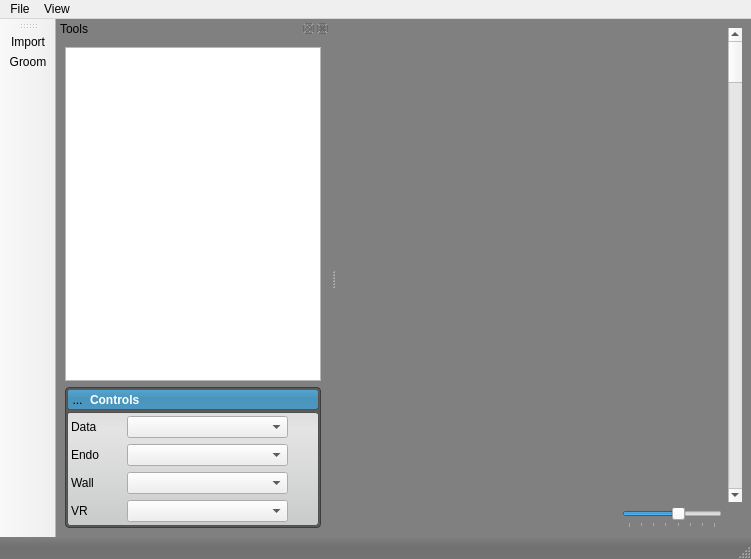
Above: src/Interface/ShapeWorksStudioApp.ui from SCIInstitute/ShapeWorks before the change. Below: the same form after it.
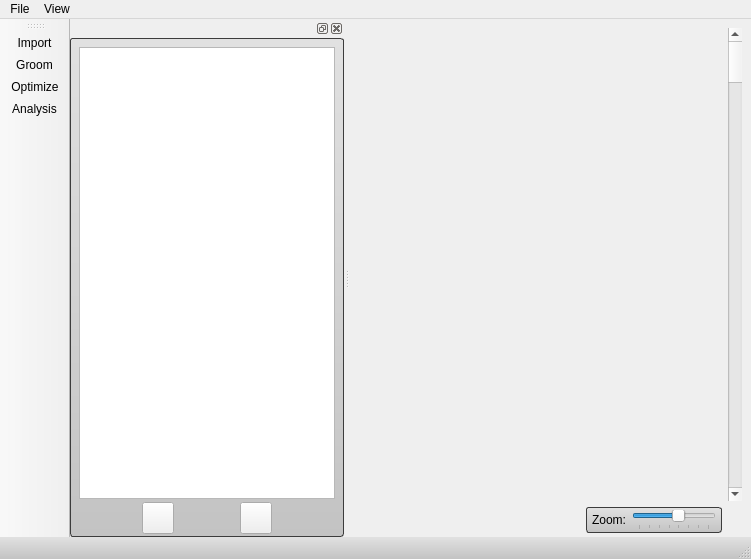
That is the form after the change. Icons and pictures are not drawn. Custom widgets are drawn as their Qt base class.

The edit to the form file:
```diff
--- a/src/Interface/ShapeWorksStudioApp.ui
+++ b/src/Interface/ShapeWorksStudioApp.ui
@@ -18,519 +18,35 @@
     <normaloff>:/ShapeWorksStudio/Images/cifer.png</normaloff>:/ShapeWorksStudio/Images/cifer.png</iconset>
   </property>
   <property name="styleSheet">
-   <string notr="true">
-/*
- QToolBar {
-	background-color: qlineargradient(spread:pad, x1:0.5, y1:0, x2:0.5, y2:0.960227, stop:0 rgba(0, 0, 0, 0), stop:0.45 rgba(0, 0, 0, 30), stop:1 rgba(0, 0, 0, 25));
-}
-*/
+   <string notr="true">QWidget#dockWidgetContents
+{
 
-QToolBar {
-	background-color: white
-	border: grey
+background-color: qlineargradient(spread:pad, x1:0, y1:0, x2:0, y2:1, stop:0 rgba(225, 225, 225, 255), stop:1 rgba(195, 195, 195, 255));
+border: 1px solid rgb(60, 60, 60);
+border-radius: 3px;
 }
 
-QStatusBar {
-	background-color: qlineargradient(spread:pad, x1:0.5, y1:0, x2:0.5, y2:0.960227, stop:0 rgba(0, 0, 0, 0), stop:0.45 rgba(0, 0, 0, 30), stop:1 rgba(0, 0, 0, 25));
-}
+QWidget#statusbar
+{
 
-QMainWindow {
-	background-color: grey
-}
+background-color: qlineargradient(spread:pad, x1:0, y1:0, x2:0, y2:1, stop:0 rgba(225, 225, 225, 255), stop:1 rgba(195, 195, 195, 255));
 
-
-/*
-QMainWindow {background: qradialgradient(spread:pad, cx:0.9, cy:0.12, radius:0.5, fx:0.93, fy:0.07, stop:0 rgba(0, 92, 169, 255), stop:0.3 rgba(0, 92, 169, 255), stop:0.5 rgba(0, 92, 169, 80), stop:0.6 rgba(0, 92, 169, 30), stop:1 rgba(0, 92, 169, 0))}
-*/
-/*
- QMainWindow {
-	background-color: rgba( 70, 0, 0, 0 );
-
 }
-*/
 
-/*
-QWidget {
-	background-color: qlineargradient(spread:pad, x1:0.5, y1:0, x2:0.5, y2:0.960227, stop:0 rgba(0, 0, 0, 0), stop:0.45 rgba(0, 0, 0, 30), stop:1 rgba(0, 0, 0, 25));
-}
-*/
+QWidget#zoomWidget
+{
 
-/*	background-color: red;
-*/
-
-
-/********************** DATA ***********************/
-
-QLabel#dataLabel{
-	color: white;
-	font: bold;
+background-color: qlineargradient(spread:pad, x1:0, y1:0, x2:0, y2:1, stop:0 rgba(225, 225, 225, 255), stop:1 rgba(195, 195, 195, 255));
+border: 1px solid rgb(60, 60, 60);
+border-radius: 3px;
 }
-QWidget#dataWidget{
-	background-color: rgba( 0, 0, 0, 0 );
-}
-
-QToolButton#dataOpenButton{
-	background-color: rgba(0, 0, 0, 0);
-	border-radius: 4px;
-}
-
-QToolButton#dataOpenButton:hover{
-	background-color: rgba( 0, 0, 0, 30 ); border-radius: 3px;
-}
-
-QWidget#dataHeader{
-	background-color: qlineargradient(spread:pad, x1:0.5, y1:0, x2:0.5, y2:0.960227, stop:0 rgba(0, 0, 0, 0), stop:0.45 rgba(0, 0, 0, 30), stop:1 rgba(0, 0, 0, 25));
-    border-radius: 3px;
-}
-
-QWidget#dataHeaderBackground{
-	background-color: rgb( 84, 168, 212 );
-    border-radius: 3px;
-	border: 1px solid rgb(90, 90, 90);
-}
-
-QWidget#dataWidget{
-	background-color: rgb( 90, 90, 90 );
-	border-radius:4px;
-	border: 1px solid rgb(60, 60, 60);
-	color: rgb(90, 90, 90);
-}
-
-QWidget#dataContent{
-	border-radius: 3px;
-	border: 1px solid rgb(80, 80,80);
-	background-color: qlineargradient(spread:pad, x1:0.5, y1:0, x2:0.5, y2:0.960227, stop:0 rgba(221, 221, 221, 255), stop:0.155779 rgba(228, 228, 228, 255), stop:1 rgba(202, 204, 204, 255));      
-}
-/********************** DATA ***********************/
-
-
-
-
-QTabWidget{
-    background-color: rgba( 0, 0, 1, 0 );
-	border: 1px solid rgba( 0, 0, 0, 0 );
-	margin: 0, 0, 0, 0;
-	padding: 0, 0, 0, 0;
-}
-
-
-QTabBar::tab {
-	background-color: qlineargradient(spread:pad, x1:0.5, y1:0, x2:0.5, y2:0.960227, stop:0 rgba(0, 0, 0, 0), stop:0.45 rgba(0, 0, 0, 30), stop:1 rgba(0, 0, 0, 25));
-
-/*  background: lightgray;
-*/
-
-  color: white;
- }
-
-
-QWidget#controlsDockContents {
-/*	background-color: rgb(0,0,1);
-*/
-
-/*
-background-color: qlineargradient(spread:pad, x1:0.5, y1:0, x2:0.5, y2:0.960227, stop:0 rgba(1, 0, 0, 0), stop:0.45 rgba(0, 0, 1, 30), stop:1 rgba(0, 1, 0, 25));
-*/
-
-/*	background-color: qlineargradient(spread:pad, x1:0.5, y1:0, x2:0.5, y2:0.960227, stop:0 rgba(69, 168, 212, 255), stop:0.45 rgba(0, 0, 0, 30), stop:1 rgba(60, 60, 60, 255));
-*/   
- border-radius: 3px;
-
-background: rgb(90,90,90);
-
-/*
-	background: grey
-*/
-
-/*	color: red;	
-*/
-}
-
-
-
-QWidget#widget {
- background-color: rgba(0,0,255,255);
-
-
-/*
-background-color: qlineargradient(spread:pad, x1:0.5, y1:0, x2:0.5, y2:0.960227, stop:0 rgba(1, 0, 0, 0), stop:0.45 rgba(0, 0, 1, 30), stop:1 rgba(0, 1, 0, 25));
-*/
-
-/*
-	background: grey
-*/
-
-/*	color: red;	
-*/
-}
-
-
- QTabBar::tab:selected {
-  background-color: rgb( 84, 168, 212 );
- }
-
-QToolButton{
-	border: 1px solid rgba( 0, 0, 0, 0 );
-	margin: 0, 0, 0, 0;
-	padding: 0, 0, 0, 0;
-}
-
-QToolButton:hover{
-	background-color: rgba( 140, 140, 140, 50 );
-}
-
-QToolButton:pressed{
-	border: 1px solid rgba( 100, 100, 100, 120 );
-	background-color: rgba( 100, 100, 100, 200 );
-}
-
-
-QLabel#basic_options_label_{
-	color: white;
-	font: bold;
-}
-QWidget#basic_options_widget_{
-	background-color: rgba( 0, 0, 0, 0 );
-}
-
-QToolButton#basic_options_open_button_{
-	background-color: rgba(0, 0, 0, 0);
-	border-radius: 4px;
-}
-
-QToolButton#basic_options_open_button_:hover{
-	background-color: rgba( 0, 0, 0, 30 ); border-radius: 3px;
-}
-
-QWidget#basic_options_header_{
-	background-color: qlineargradient(spread:pad, x1:0.5, y1:0, x2:0.5, y2:0.960227, stop:0 rgba(0, 0, 0, 0), stop:0.45 rgba(0, 0, 0, 30), stop:1 rgba(0, 0, 0, 25));
-    border-radius: 3px;
-}
-
-QWidget#basic_options_header_bkg_{
-	background-color: rgb( 84, 168, 212 );
-    border-radius: 3px;
-	border: 1px solid rgb(90, 90, 90);
-}
-
-QWidget#basic_options_widget_{
-	background-color: rgb( 90, 90, 90 );
-	border-radius:4px;
-	border: 1px solid rgb(60, 60, 60);
-	color: rgb(90, 90, 90);
-}
-
-QWidget#basic_options_content_{
-	border-radius: 3px;
-	border: 1px solid rgb(80, 80,80);
-	background-color: qlineargradient(spread:pad, x1:0.5, y1:0, x2:0.5, y2:0.960227, stop:0 rgba(221, 221, 221, 255), stop:0.155779 rgba(228, 228, 228, 255), stop:1 rgba(202, 204, 204, 255));      
-}
-
-QLabel#layers_label_{
-	color: white;
-	font: bold;
-}
-
-QWidget#layers_widget_{
-	background-color: rgba( 0, 0, 0, 0 );
-}
-
-QToolButton#layers_open_button_{
-	background-color: rgba(0, 0, 0, 0);
-	border-radius: 4px;
-}
-
-QToolButton#layers_open_button_:hover{
-	background-color: rgba( 0, 0, 0, 30 ); border-radius: 3px;
-}
-
-QWidget#layers_header_{
-	background-color: qlineargradient(spread:pad, x1:0.5, y1:0, x2:0.5, y2:0.960227, stop:0 rgba(0, 0, 0, 0), stop:0.45 rgba(0, 0, 0, 30), stop:1 rgba(0, 0, 0, 25));
-    border-radius: 3px;
-}
-
-QWidget#layers_header_bkg_{
-	background-color: rgb( 84, 168, 212 );
-    border-radius: 3px;
-	border: 1px solid rgb(90, 90, 90);
-}
-
-QWidget#layers_widget_{
-	background-color: rgb( 90, 90, 90 );
-	border-radius:4px;
-	border: 1px solid rgb(60, 60, 60);
-	color: rgb(90, 90, 90);
-}
-
-QWidget#layers_content_{
-	border-radius: 3px;
-	border: 1px solid rgb(80, 80,80);
-	background-color: qlineargradient(spread:pad, x1:0.5, y1:0, x2:0.5, y2:0.960227, stop:0 rgba(221, 221, 221, 255), stop:0.155779 rgba(228, 228, 228, 255), stop:1 rgba(202, 204, 204, 255));      
-}
-
-QLabel#advanced_label_{
-	color: white;
-	font: bold;
-}
-QWidget#advanced_widget_{
-	background-color: rgba( 0, 0, 0, 0 );
-}
-
-QToolButton#advanced_open_button_{
-	background-color: rgba(0, 0, 0, 0);
-	border-radius: 4px;
-}
-
-QToolButton#advanced_open_button_:hover{
-	background-color: rgba( 0, 0, 0, 30 ); border-radius: 3px;
-}
-
-QWidget#advanced_header_{
-	background-color: qlineargradient(spread:pad, x1:0.5, y1:0, x2:0.5, y2:0.960227, stop:0 rgba(0, 0, 0, 0), stop:0.45 rgba(0, 0, 0, 30), stop:1 rgba(0, 0, 0, 25));
-    border-radius: 3px;
-}
-
-QWidget#advanced_header_bkg_{
-	background-color: rgb( 84, 168, 212 );
-    border-radius: 3px;
-	border: 1px solid rgb(90, 90, 90);
-}
-
-QWidget#advanced_widget_{
-	background-color: rgb( 90, 90, 90 );
-	border-radius:4px;
-	border: 1px solid rgb(60, 60, 60);
-	color: rgb(90, 90, 90);
-}
-
-QWidget#advanced_content_{
-	border-radius: 3px;
-	border: 1px solid rgb(80, 80,80);
-	background-color: qlineargradient(spread:pad, x1:0.5, y1:0, x2:0.5, y2:0.960227, stop:0 rgba(221, 221, 221, 255), stop:0.155779 rgba(228, 228, 228, 255), stop:1 rgba(202, 204, 204, 255));      
-}
-
-QLabel#info_label_{
-	color: white;
-	font: bold;
-}
-QWidget#info_widget_{
-	background-color: rgba( 0, 0, 0, 0 );
-}
-
-QToolButton#info_open_button_{
-	background-color: rgba(0, 0, 0, 0);
-	border-radius: 4px;
-}
-
-QToolButton#info_open_button_:hover{
-	background-color: rgba( 0, 0, 0, 30 ); border-radius: 3px;
-}
-
-QWidget#info_header_{
-	background-color: qlineargradient(spread:pad, x1:0.5, y1:0, x2:0.5, y2:0.960227, stop:0 rgba(0, 0, 0, 0), stop:0.45 rgba(0, 0, 0, 30), stop:1 rgba(0, 0, 0, 25));
-    border-radius: 3px;
-}
-
-QWidget#info_header_bkg_{
-	background-color: rgb( 84, 168, 212 );
-    border-radius: 3px;
-	border: 1px solid rgb(90, 90, 90);
-}
-
-QWidget#info_widget_{
-	background-color: rgb( 90, 90, 90 );
-	border-radius:4px;
-	border: 1px solid rgb(60, 60, 60);
-	color: rgb(90, 90, 90);
-}
-
-QWidget#info_content_{
-	border-radius: 3px;
-	border: 1px solid rgb(80, 80,80);
-	background-color: qlineargradient(spread:pad, x1:0.5, y1:0, x2:0.5, y2:0.960227, stop:0 rgba(221, 221, 221, 255), stop:0.155779 rgba(228, 228, 228, 255), stop:1 rgba(202, 204, 204, 255));      
-}
-
-/********************** ANALYSIS ***********************/
-
-QLabel#analysis_label_{
-	color: white;
-	font: bold;
-}
-QWidget#analysis_widget_{
-	background-color: rgba( 0, 0, 0, 0 );
-}
-
-QToolButton#analysis_open_button_{
-	background-color: rgba(0, 0, 0, 0);
-	border-radius: 4px;
-}
-
-QToolButton#analysis_open_button_:hover{
-	background-color: rgba( 0, 0, 0, 30 ); border-radius: 3px;
-}
-
-QWidget#analysis_header_{
-	background-color: qlineargradient(spread:pad, x1:0.5, y1:0, x2:0.5, y2:0.960227, stop:0 rgba(0, 0, 0, 0), stop:0.45 rgba(0, 0, 0, 30), stop:1 rgba(0, 0, 0, 25));
-    border-radius: 3px;
-}
-
-QWidget#analysis_header_bkg_{
-	background-color: rgb( 84, 168, 212 );
-    border-radius: 3px;
-	border: 1px solid rgb(90, 90, 90);
-}
-
-QWidget#analysis_widget_{
-	background-color: rgb( 90, 90, 90 );
-	border-radius:4px;
-	border: 1px solid rgb(60, 60, 60);
-	color: rgb(90, 90, 90);
-}
-
-QWidget#analysis_content_{
-	border-radius: 3px;
-	border: 1px solid rgb(80, 80,80);
-	background-color: qlineargradient(spread:pad, x1:0.5, y1:0, x2:0.5, y2:0.960227, stop:0 rgba(221, 221, 221, 255), stop:0.155779 rgba(228, 228, 228, 255), stop:1 rgba(202, 204, 204, 255));      
-}
-/********************** ANALYSIS ***********************/
-
-/********************** ISOSURFACE ***********************/
-
-QLabel#isosurface_label_{
-	color: white;
-	font: bold;
-}
-QWidget#isosurface_widget_{
-	background-color: rgba( 0, 0, 0, 0 );
-}
-
-QToolButton#isosurface_open_button_{
-	background-color: rgba(0, 0, 0, 0);
-	border-radius: 4px;
-}
-
-QToolButton#isosurface_open_button_:hover{
-	background-color: rgba( 0, 0, 0, 30 ); border-radius: 3px;
-}
-
-QWidget#isosurface_header_{
-	background-color: qlineargradient(spread:pad, x1:0.5, y1:0, x2:0.5, y2:0.960227, stop:0 rgba(0, 0, 0, 0), stop:0.45 rgba(0, 0, 0, 30), stop:1 rgba(0, 0, 0, 25));
-    border-radius: 3px;
-}
-
-QWidget#isosurface_header_bkg_{
-	background-color: rgb( 84, 168, 212 );
-    border-radius: 3px;
-	border: 1px solid rgb(90, 90, 90);
-}
-
-QWidget#isosurface_widget_{
-	background-color: rgb( 90, 90, 90 );
-	border-radius:4px;
-	border: 1px solid rgb(60, 60, 60);
-	color: rgb(90, 90, 90);
-}
-
-QWidget#isosurface_content_{
-	border-radius: 3px;
-	border: 1px solid rgb(80, 80,80);
-	background-color: qlineargradient(spread:pad, x1:0.5, y1:0, x2:0.5, y2:0.960227, stop:0 rgba(221, 221, 221, 255), stop:0.155779 rgba(228, 228, 228, 255), stop:1 rgba(202, 204, 204, 255));      
-}
-/********************** ISOSURFACE ***********************/
-
-/********************** VOLUME_RENDERING ***********************/
-
-QLabel#volume_rendering_label_{
-	color: white;
-	font: bold;
-}
-QWidget#volume_rendering_widget_{
-	background-color: rgba( 0, 0, 0, 0 );
-}
-
-QToolButton#volume_rendering_open_button_{
-	background-color: rgba(0, 0, 0, 0);
-	border-radius: 4px;
-}
-
-QToolButton#volume_rendering_open_button_:hover{
-	background-color: rgba( 0, 0, 0, 30 ); border-radius: 3px;
-}
-
-QWidget#volume_rendering_header_{
-	background-color: qlineargradient(spread:pad, x1:0.5, y1:0, x2:0.5, y2:0.960227, stop:0 rgba(0, 0, 0, 0), stop:0.45 rgba(0, 0, 0, 30), stop:1 rgba(0, 0, 0, 25));
-    border-radius: 3px;
-}
-
-QWidget#volume_rendering_header_bkg_{
-	background-color: rgb( 84, 168, 212 );
-    border-radius: 3px;
-	border: 1px solid rgb(90, 90, 90);
-}
-
-QWidget#volume_rendering_widget_{
-	background-color: rgb( 90, 90, 90 );
-	border-radius:4px;
-	border: 1px solid rgb(60, 60, 60);
-	color: rgb(90, 90, 90);
-}
-
-QWidget#volume_rendering_content_{
-	border-radius: 3px;
-	border: 1px solid rgb(80, 80,80);
-	background-color: qlineargradient(spread:pad, x1:0.5, y1:0, x2:0.5, y2:0.960227, stop:0 rgba(221, 221, 221, 255), stop:0.155779 rgba(228, 228, 228, 255), stop:1 rgba(202, 204, 204, 255));      
-}
-/********************** VOLUME_RENDERING ***********************/
-
-/********************** SLICE ***********************/
-
-QLabel#slice_label_{
-	color: white;
-	font: bold;
-}
-QWidget#slice_widget_{
-	background-color: rgba( 0, 0, 0, 0 );
-}
-
-QToolButton#slice_open_button_{
-	background-color: rgba(0, 0, 0, 0);
-	border-radius: 4px;
-}
-
-QToolButton#slice_open_button_:hover{
-	background-color: rgba( 0, 0, 0, 30 ); border-radius: 3px;
-}
-
-QWidget#slice_header_{
-	background-color: qlineargradient(spread:pad, x1:0.5, y1:0, x2:0.5, y2:0.960227, stop:0 rgba(0, 0, 0, 0), stop:0.45 rgba(0, 0, 0, 30), stop:1 rgba(0, 0, 0, 25));
-    border-radius: 3px;
-}
-
-QWidget#slice_header_bkg_{
-	background-color: rgb( 84, 168, 212 );
-    border-radius: 3px;
-	border: 1px solid rgb(90, 90, 90);
-}
-
-QWidget#slice_widget_{
-	background-color: rgb( 90, 90, 90 );
-	border-radius:4px;
-	border: 1px solid rgb(60, 60, 60);
-	color: rgb(90, 90, 90);
-}
-
-QWidget#slice_content_{
-	border-radius: 3px;
-	border: 1px solid rgb(80, 80,80);
-	background-color: qlineargradient(spread:pad, x1:0.5, y1:0, x2:0.5, y2:0.960227, stop:0 rgba(221, 221, 221, 255), stop:0.155779 rgba(228, 228, 228, 255), stop:1 rgba(202, 204, 204, 255));      
-}
-/********************** SLICE ***********************/
-
-
 </string>
   </property>
   <widget class="QWidget" name="centralwidget">
    <layout class="QGridLayout" name="gridLayout">
+    <property name="bottomMargin">
+     <number>4</number>
+    </property>
     <item row="0" column="0">
      <widget class="QVTKWidget" name="qvtkWidget" native="true">
       <property name="sizePolicy">
@@ -555,7 +71,7 @@
      </widget>
     </item>
     <item row="1" column="0">
-     <layout class="QHBoxLayout" name="horizontalLayout">
+     <layout class="QHBoxLayout" name="horizontalLayout" stretch="1,0">
       <item>
        <spacer name="horizontalSpacer">
         <property name="orientation">
@@ -570,37 +86,71 @@
        </spacer>
       </item>
       <item>
-       <widget class="QSlider" name="thumbnail_size_slider">
-        <property name="maximumSize">
-         <size>
-          <width>100</width>
-          <height>16777215</height>
-         </size>
+       <widget class="QWidget" name="zoomWidget" native="true">
+        <property name="sizePolicy">
+         <sizepolicy hsizetype="Minimum" vsizetype="MinimumExpanding">
+          <horstretch>0</horstretch>
+          <verstretch>0</verstretch>
+         </sizepolicy>
         </property>
-        <property name="minimum">
-         <number>1</number>
-        </property>
-        <property name="maximum">
-         <number>8</number>
-        </property>
-        <property name="pageStep">
-         <number>1</number>
-        </property>
-        <property name="value">
-         <number>5</number>
-        </property>
-        <property name="orientation">
-         <enum>Qt::Horizontal</enum>
-        </property>
-        <property name="invertedAppearance">
-         <bool>false</bool>
-        </property>
-        <property name="invertedControls">
-         <bool>false</bool>
-        </property>
-        <property name="tickPosition">
-         <enum>QSlider::TicksBelow</enum>
-        </property>
+        <layout class="QHBoxLayout" name="horizontalLayout_2">
+         <property name="spacing">
+          <number>6</number>
+         </property>
+         <property name="leftMargin">
+          <number>6</number>
+         </property>
+         <property name="topMargin">
+          <number>3</number>
+         </property>
+         <property name="rightMargin">
+          <number>6</number>
+         </property>
+         <property name="bottomMargin">
+          <number>3</number>
+         </property>
+         <item>
+          <widget class="QLabel" name="label">
+           <property name="text">
+            <string>Zoom:</string>
+           </property>
+          </widget>
+         </item>
+         <item>
+          <widget class="QSlider" name="thumbnail_size_slider">
+           <property name="maximumSize">
+            <size>
+             <width>100</width>
+             <height>16777215</height>
+            </size>
+           </property>
+           <property name="minimum">
+            <number>1</number>
+           </property>
+           <property name="maximum">
+            <number>8</number>
+           </property>
+           <property name="pageStep">
+            <number>1</number>
+           </property>
+           <property name="value">
+            <number>5</number>
+           </property>
+           <property name="orientation">
+            <enum>Qt::Horizontal</enum>
+           </property>
+           <property name="invertedAppearance">
+            <bool>false</bool>
+           </property>
+           <property name="invertedControls">
+            <bool>false</bool>
+           </property>
+           <property name="tickPosition">
+            <enum>QSlider::TicksBelow</enum>
+           </property>
+          </widget>
+         </item>
+        </layout>
        </widget>
       </item>
      </layout>
@@ -642,198 +192,83 @@
     <set>QDockWidget::AllDockWidgetFeatures</set>
    </property>
    <property name="windowTitle">
-    <string>Tools</string>
+    <string/>
    </property>
    <attribute name="dockWidgetArea">
     <number>1</number>
    </attribute>
    <widget class="QWidget" name="dockWidgetContents">
     <layout class="QVBoxLayout" name="verticalLayout">
+     <property name="spacing">
+      <number>3</number>
+     </property>
+     <property name="bottomMargin">
+      <number>3</number>
+     </property>
      <item>
       <widget class="QTableWidget" name="tableWidget"/>
      </item>
      <item>
-      <widget class="QWidget" name="layers_widget_" native="true">
-       <property name="sizePolicy">
-        <sizepolicy hsizetype="Preferred" vsizetype="Fixed">
-         <horstretch>0</horstretch>
-         <verstretch>0</verstretch>
-        </sizepolicy>
-       </property>
-       <layout class="QVBoxLayout" name="verticalLayout_6">
-        <property name="spacing">
-         <number>2</number>
-        </property>
-        <property name="margin">
-         <number>2</number>
-        </property>
-        <item>
-         <widget class="QWidget" name="layers_header_bkg_" native="true">
-          <layout class="QVBoxLayout" name="verticalLayout_7">
-           <property name="margin">
-            <number>0</number>
-           </property>
-           <item>
-            <widget class="QWidget" name="layers_header_" native="true">
-             <property name="sizePolicy">
-              <sizepolicy hsizetype="Preferred" vsizetype="Fixed">
-               <horstretch>0</horstretch>
-               <verstretch>0</verstretch>
-              </sizepolicy>
-             </property>
-             <property name="minimumSize">
-              <size>
-               <width>215</width>
-               <height>21</height>
-              </size>
-             </property>
-             <layout class="QHBoxLayout" name="horizontalLayout_2">
-              <property name="spacing">
-               <number>2</number>
-              </property>
-              <property name="margin">
-               <number>0</number>
-              </property>
-              <item>
-               <widget class="QToolButton" name="layers_open_button_">
-                <property name="minimumSize">
-                 <size>
-                  <width>21</width>
-                  <height>21</height>
-                 </size>
-                </property>
-                <property name="maximumSize">
-                 <size>
-                  <width>21</width>
-                  <height>21</height>
-                 </size>
-                </property>
-                <property name="text">
-                 <string>...</string>
-                </property>
-                <property name="icon">
-                 <iconset>
-                  <normaloff>:/Images/RightArrowWhite.png</normaloff>
-                  <normalon>:/Images/DownArrowWhite.png</normalon>:/Images/RightArrowWhite.png</iconset>
-                </property>
-                <property name="checkable">
-                 <bool>true</bool>
-                </property>
-                <property name="checked">
-                 <bool>true</bool>
-                </property>
-               </widget>
-              </item>
-              <item>
-               <widget class="QLabel" name="layers_label_">
-                <property name="text">
-                 <string>Controls</string>
-                </property>
-               </widget>
-              </item>
-             </layout>
-            </widget>
-           </item>
-          </layout>
-         </widget>
-        </item>
-        <item>
-         <widget class="QWidget" name="layers_content_" native="true">
-          <layout class="QVBoxLayout" name="verticalLayout_19">
-           <property name="spacing">
-            <number>2</number>
-           </property>
-           <property name="margin">
-            <number>4</number>
-           </property>
-           <item>
-            <layout class="QGridLayout" name="gridLayout_4">
-             <property name="spacing">
-              <number>6</number>
-             </property>
-             <item row="0" column="0">
-              <widget class="QLabel" name="label_2">
-               <property name="minimumSize">
-                <size>
-                 <width>50</width>
-                 <height>0</height>
-                </size>
-               </property>
-               <property name="layoutDirection">
-                <enum>Qt::LeftToRight</enum>
-               </property>
-               <property name="text">
-                <string>Data</string>
-               </property>
-              </widget>
-             </item>
-             <item row="0" column="1">
-              <widget class="QComboBox" name="data_combo_box_">
-               <property name="sizePolicy">
-                <sizepolicy hsizetype="MinimumExpanding" vsizetype="Fixed">
-                 <horstretch>0</horstretch>
-                 <verstretch>0</verstretch>
-                </sizepolicy>
-               </property>
-              </widget>
-             </item>
-             <item row="1" column="0">
-              <widget class="QLabel" name="label_3">
-               <property name="text">
-                <string>Endo</string>
-               </property>
-              </widget>
-             </item>
-             <item row="1" column="1">
-              <widget class="QComboBox" name="endo_combo_box_"/>
-             </item>
-             <item row="2" column="0">
-              <widget class="QLabel" name="label_4">
-               <property name="text">
-                <string>Wall</string>
-               </property>
-              </widget>
-             </item>
-             <item row="2" column="1">
-              <widget class="QComboBox" name="wall_combo_box_"/>
-             </item>
-             <item row="3" column="1">
-              <widget class="QComboBox" name="vr_combo_box_"/>
-             </item>
-             <item row="3" column="0">
-              <widget class="QLabel" name="label_19">
-               <property name="text">
-                <string>VR</string>
-               </property>
-              </widget>
-             </item>
-             <item row="0" column="2">
-              <widget class="QToolButton" name="inhomogeneity_warning_button_">
-               <property name="toolTip">
-                <string>Intensity inhomogeneity detected</string>
-               </property>
-               <property name="text">
-                <string/>
-               </property>
-               <property name="icon">
-                <iconset>
-                 <normaloff>:/Corview/Toolbar/warning.png</normaloff>:/Corview/Toolbar/warning.png</iconset>
-               </property>
-               <property name="checkable">
-                <bool>false</bool>
-               </property>
-               <property name="autoRaise">
-                <bool>false</bool>
-               </property>
-              </widget>
-             </item>
-            </layout>
-           </item>
-          </layout>
-         </widget>
-        </item>
-       </layout>
-      </widget>
+      <layout class="QHBoxLayout" name="horizontalLayout2">
+       <item>
+        <widget class="QToolButton" name="deleteButton">
+         <property name="minimumSize">
+          <size>
+           <width>32</width>
+           <height>32</height>
+          </size>
+         </property>
+         <property name="maximumSize">
+          <size>
+           <width>32</width>
+           <height>32</height>
+          </size>
+         </property>
+         <property name="toolTip">
+          <string>Remove</string>
+         </property>
+         <property name="statusTip">
+          <string>Remove images</string>
+         </property>
+         <property name="text">
+          <string/>
+         </property>
+         <property name="icon">
+          <iconset resource="../Resources/ShapeWorksStudio.qrc">
+           <normaloff>:/Studio/Images/remove.png</normaloff>:/Studio/Images/remove.png</iconset>
+         </property>
+        </widget>
+       </item>
+       <item>
+        <widget class="QToolButton" name="addButton">
+         <property name="minimumSize">
+          <size>
+           <width>32</width>
+           <height>32</height>
+          </size>
+         </property>
+         <property name="maximumSize">
+          <size>
+           <width>32</width>
+           <height>32</height>
+          </size>
+         </property>
+         <property name="toolTip">
+          <string>Add</string>
+         </property>
+         <property name="statusTip">
+          <string>Add images</string>
+         </property>
+         <property name="text">
+          <string/>
+         </property>
+         <property name="icon">
+          <iconset resource="../Resources/ShapeWorksStudio.qrc">
+           <normaloff>:/Studio/Images/add.png</normaloff>:/Studio/Images/add.png</iconset>
+         </property>
+        </widget>
+       </item>
+      </layout>
      </item>
     </layout>
    </widget>
@@ -864,7 +299,9 @@
     <bool>false</bool>
    </attribute>
    <addaction name="actionImportMode"/>
-   <addaction name="actionGroom_Mode"/>
+   <addaction name="actionGroomMode"/>
+   <addaction name="actionActionOptimizeMode"/>
+   <addaction name="actionAnalysisMode"/>
   </widget>
   <action name="actionQuit">
    <property name="text">
@@ -946,13 +383,13 @@
     <string>Ctrl+I</string>
    </property>
   </action>
-  <action name="actionGroom_Mode">
+  <action name="actionGroomMode">
    <property name="checkable">
     <bool>true</bool>
    </property>
    <property name="icon">
     <iconset resource="../Resources/ShapeWorksStudio.qrc">
-     <normaloff>:/Cifer/Images/studio.png</normaloff>:/Cifer/Images/studio.png</iconset>
+     <normaloff>:/Studio/Images/tools.png</normaloff>:/Studio/Images/tools.png</iconset>
    </property>
    <property name="text">
     <string>Groom</string>
@@ -964,12 +401,36 @@
    </property>
    <property name="icon">
     <iconset resource="../Resources/ShapeWorksStudio.qrc">
-     <normaloff>:/Cifer/Images/studio.png</normaloff>:/Cifer/Images/studio.png</iconset>
+     <normaloff>:/Studio/Images/data.png</normaloff>:/Studio/Images/data.png</iconset>
    </property>
    <property name="text">
     <string>Import</string>
    </property>
   </action>
+  <action name="actionActionOptimizeMode">
+   <property name="checkable">
+    <bool>true</bool>
+   </property>
+   <property name="icon">
+    <iconset resource="../Resources/ShapeWorksStudio.qrc">
+     <normaloff>:/Studio/Images/gear.png</normaloff>:/Studio/Images/gear.png</iconset>
+   </property>
+   <property name="text">
+    <string>Optimize</string>
+   </property>
+  </action>
+  <action name="actionAnalysisMode">
+   <property name="checkable">
+    <bool>true</bool>
+   </property>
+   <property name="icon">
+    <iconset resource="../Resources/ShapeWorksStudio.qrc">
+     <normaloff>:/Studio/Images/chart.png</normaloff>:/Studio/Images/chart.png</iconset>
+   </property>
+   <property name="text">
+    <string>Analysis</string>
+   </property>
+  </action>
  </widget>
  <customwidgets>
   <customwidget>
```
